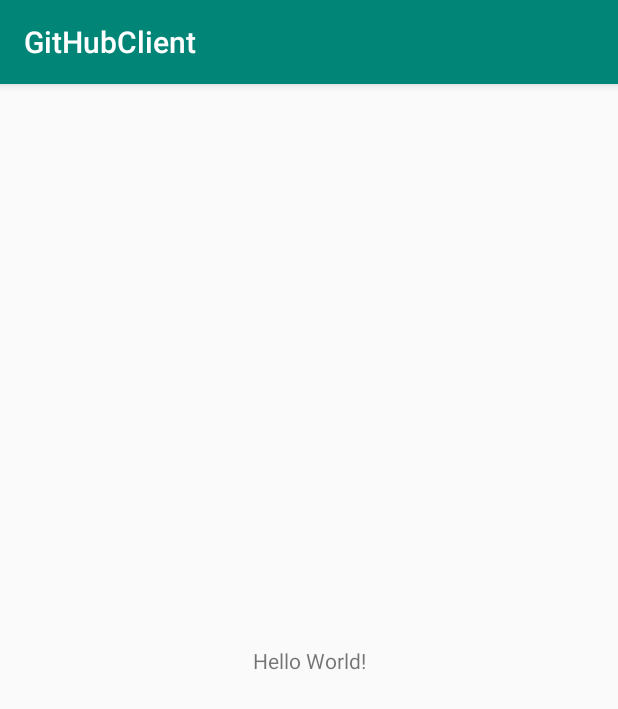
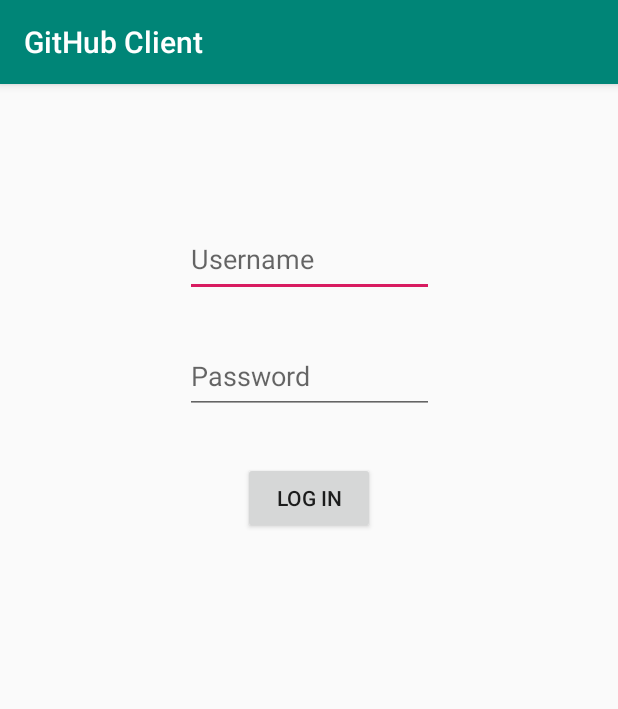
Before and after one commit to chrisward/GitHubClient, an Android app: the screen it shows after launch (MainActivity), on a phone screen of 412 x 824 dp. Shown: the top 709 px of the screen. Run offline under Robolectric (Android 15) with nearby library versions, the phone set to English and light mode, and no system bars.

Commit message:
Basic presenter/view contract skeleton. Login screen. Extra dependencies. Java 8.

```diff
--- a/app/src/main/java/com/example/chrisward/githubclient/MainActivity.java
+++ b/app/src/main/java/com/example/chrisward/githubclient/MainActivity.java
@@ -1,13 +1,47 @@
 package com.example.chrisward.githubclient;
 
+import android.content.Context;
 import android.support.v7.app.AppCompatActivity;
 import android.os.Bundle;
+import android.util.AttributeSet;
+import android.view.View;
+import android.widget.Button;
+import android.widget.EditText;
 
-public class MainActivity extends AppCompatActivity {
+import com.example.chrisward.githubclient.presenter.viewContract.LoginViewContract;
+
+public class MainActivity extends AppCompatActivity implements LoginViewContract {
+    private EditText usernameField;
+    private EditText passwordField;
+    private Button loginButton;
 
     @Override
     protected void onCreate(Bundle savedInstanceState) {
         super.onCreate(savedInstanceState);
         setContentView(R.layout.activity_main);
+
+        usernameField = findViewById(R.id.usernameField);
+        passwordField = findViewById(R.id.passwordField);
+        loginButton = findViewById(R.id.loginButton);
+
+        loginButton.setOnClickListener(l -> {
+
+        });
+    }
+
+
+    @Override
+    public void loginSuccess() {
+
+    }
+
+    @Override
+    public void loginFailure(String message) {
+
+    }
+
+    @Override
+    public Context getContext() {
+        return null;
     }
 }
--- /dev/null
+++ b/app/src/main/java/com/example/chrisward/githubclient/presenter/viewContract/BaseViewContract.java
@@ -0,0 +1,7 @@
+package com.example.chrisward.githubclient.presenter.viewContract;
+
+import android.content.Context;
+
+public interface BaseViewContract {
+    Context getContext();
+}
--- /dev/null
+++ b/app/src/main/java/com/example/chrisward/githubclient/presenter/viewContract/LoginViewContract.java
@@ -0,0 +1,6 @@
+package com.example.chrisward.githubclient.presenter.viewContract;
+
+public interface LoginViewContract extends BaseViewContract {
+    void loginSuccess();
+    void loginFailure(String message);
+}
--- a/app/src/main/res/layout/activity_main.xml
+++ b/app/src/main/res/layout/activity_main.xml
@@ -6,13 +6,46 @@
     android:layout_height="match_parent"
     tools:context=".MainActivity">
 
-    <TextView
+    <EditText
+        android:id="@+id/usernameField"
+        android:layout_width="166dp"
+        android:layout_height="50dp"
+        android:layout_marginStart="8dp"
+        android:layout_marginTop="92dp"
+        android:layout_marginEnd="8dp"
+        android:autofillHints="@string/username"
+        android:hint="Username"
+        app:layout_constraintEnd_toEndOf="parent"
+        app:layout_constraintStart_toStartOf="parent"
+        app:layout_constraintTop_toTopOf="parent"
+        tools:text="Username" />
+
+    <EditText
+        android:id="@+id/passwordField"
+        android:layout_width="166dp"
+        android:layout_height="50dp"
+        android:layout_marginStart="8dp"
+        android:layout_marginTop="28dp"
+        android:layout_marginEnd="8dp"
+        android:autofillHints="@string/password"
+        android:hint="Password"
+        android:inputType="textPassword"
+        app:layout_constraintEnd_toEndOf="parent"
+        app:layout_constraintStart_toStartOf="parent"
+        app:layout_constraintTop_toBottomOf="@+id/usernameField"
+        tools:text="Password" />
+
+    <Button
+        android:id="@+id/loginButton"
         android:layout_width="wrap_content"
         android:layout_height="wrap_content"
-        android:text="Hello World!"
-        app:layout_constraintBottom_toBottomOf="parent"
-        app:layout_constraintLeft_toLeftOf="parent"
-        app:layout_constraintRight_toRightOf="parent"
-        app:layout_constraintTop_toTopOf="parent" />
+        android:layout_marginStart="8dp"
+        android:layout_marginTop="32dp"
+        android:layout_marginEnd="8dp"
+        android:text="@string/log_in"
+        app:layout_constraintEnd_toEndOf="parent"
+        app:layout_constraintStart_toStartOf="parent"
+        app:layout_constraintTop_toBottomOf="@+id/passwordField" />
+
 
 </android.support.constraint.ConstraintLayout>
--- a/app/src/main/res/values/strings.xml
+++ b/app/src/main/res/values/strings.xml
@@ -1,3 +1,6 @@
 <resources>
-    <string name="app_name">GitHubClient</string>
+    <string name="app_name">GitHub Client</string>
+    <string name="username">Username</string>
+    <string name="password">Password</string>
+    <string name="log_in">Log In</string>
 </resources>
```
Also changed, not shown: app/build.gradle (+15 -0 lines), app/src/main/java/com/example/chrisward/githubclient/BaseView.java (added, +31 -0 lines), app/src/main/java/com/example/chrisward/githubclient/presenter/BasePresenter.java (added, +27 -0 lines), app/src/main/java/com/example/chrisward/githubclient/presenter/LoginPresenter.java (added, +16 -0 lines), app/src/main/java/com/example/chrisward/githubclient/presenter/presenterContract/BasePresenterContract.java (added, +8 -0 lines).
